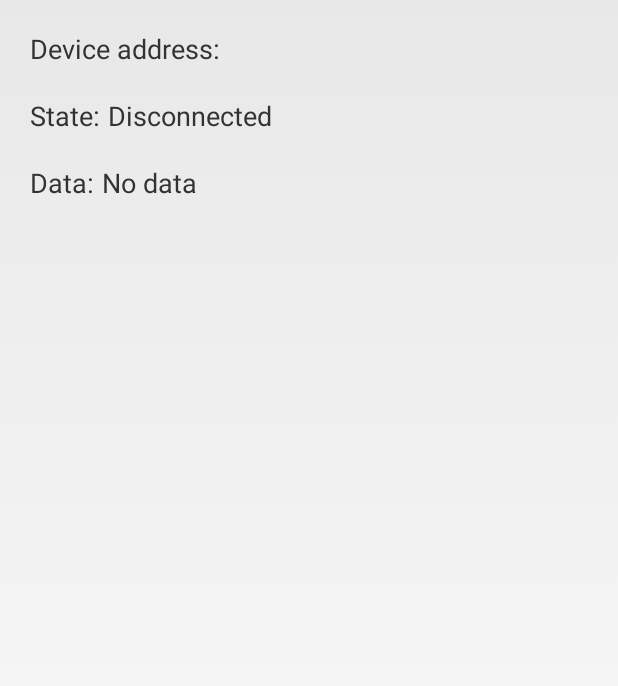
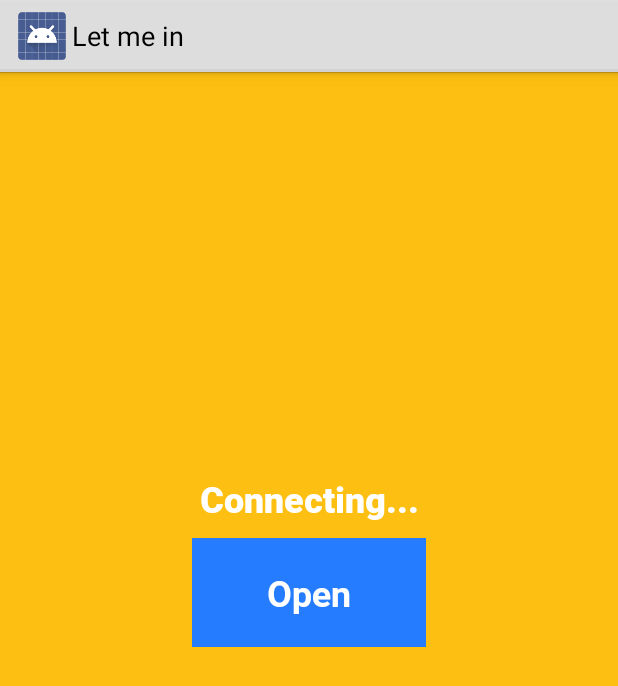
Before and after one commit to Raznyy/LetMeIn, an Android app: the layout gatt_services_characteristics.xml on its own in the app's theme, with its tools: preview values and no code run, on a phone screen of 412 x 824 dp. Shown: the top 686 px of the screen. Run offline under Robolectric (Android 15) with nearby library versions, the light colour scheme and no system bars.

Commit message:
Styling app & Fixing bugs

```diff
--- a/Android App Base Example/Application/src/main/java/com/example/android/bluetoothlegatt/BluetoothLeService.java
+++ b/Android App Base Example/Application/src/main/java/com/example/android/bluetoothlegatt/BluetoothLeService.java
@@ -85,7 +85,9 @@ public class BluetoothLeService extends Service {
         }
 
         @Override
-        public void onServicesDiscovered(BluetoothGatt gatt, int status) {
+        public void onServicesDiscovered(BluetoothGatt gatt, int status)
+        {
+            Log.e(TAG, "SERVICEES DISCOVERED " );
             if (status == BluetoothGatt.GATT_SUCCESS)
             {
                 for (BluetoothGattService gattService : gatt.getServices())
--- a/Android App Base Example/Application/src/main/java/com/example/android/bluetoothlegatt/SampleGattAttributes.java
+++ b/Android App Base Example/Application/src/main/java/com/example/android/bluetoothlegatt/SampleGattAttributes.java
@@ -16,10 +16,6 @@ public class SampleGattAttributes {
     public static String PIN_CHECK = "c0d86de0-f0e1-4935-af1a-daff2b3911d8";
 
     static {
-        // Sample Services.
-        //attributes.put("0000180d-0000-1000-8000-00805f9b34fb", "Heart Rate Service");
-        //attributes.put("0000180a-0000-1000-8000-00805f9b34fb", "Device Information Service");
-        // Sample Characteristics.
         attributes.put(ACTION_USER_CHECK_SERVICE, ACTION_READ_CHARACTERISTIC_CONFIG);
         attributes.put(ACTION_USER_CHECK_SERVICE, WRITE_CHARACTERISTICS);
         attributes.put(ACTION_USER_CHECK_SERVICE, PIN_CHECK);
--- a/Android App Base Example/Application/src/main/res/layout/gatt_services_characteristics.xml
+++ b/Android App Base Example/Application/src/main/res/layout/gatt_services_characteristics.xml
@@ -14,60 +14,118 @@
      limitations under the License.
 -->
 <LinearLayout xmlns:android="http://schemas.android.com/apk/res/android"
+    xmlns:app="http://schemas.android.com/apk/res-auto"
+    android:id="@+id/connectionLayout"
+    android:layout_width="match_parent"
+    android:layout_height="match_parent"
+    android:background="#FDC012"
     android:orientation="vertical"
+    android:gravity="center"
+    >
+
+    <TextView
+        android:id="@+id/connectionStatus"
         android:layout_width="match_parent"
         android:layout_height="wrap_content"
-        android:layout_margin="10dp">
+        android:layout_margin="10dp"
+        android:fontFamily="@font/robotoblack"
+        android:gravity="center"
+        android:text="Connecting..."
+        android:textAlignment="center"
+        android:textColor="#FFFFFF"
+        android:textSize="24sp" />
 
-    <LinearLayout android:orientation="horizontal"
+    <Button
+        android:id="@+id/unlockButton"
+        android:layout_width="wrap_content"
+        android:layout_height="wrap_content"
+        android:fontFamily="@font/robotobold"
+        android:text="Open"
+        android:paddingTop="20dp"
+        android:paddingBottom="20dp"
+        android:paddingLeft="50dp"
+        android:paddingRight="50dp"
+        android:textColor="#FFFFFF"
+        android:background="#267CFF"
+        android:textSize="24sp" />
+
+    <LinearLayout
         android:layout_width="match_parent"
         android:layout_height="wrap_content"
-                  android:layout_margin="10dp">
-        <TextView android:layout_width="wrap_content"
+        android:layout_margin="10dp"
+        android:orientation="horizontal"
+        android:visibility="invisible">
+
+        <TextView
+            android:layout_width="wrap_content"
             android:layout_height="wrap_content"
             android:text="@string/label_device_address"
-                  android:textSize="18sp"/>
-        <Space android:layout_width="5dp"
-               android:layout_height="wrap_content"/>
-        <TextView android:id="@+id/device_address"
+            android:textSize="18sp" />
+
+        <Space
+            android:layout_width="5dp"
+            android:layout_height="wrap_content" />
+
+        <TextView
+            android:id="@+id/device_address"
             android:layout_width="match_parent"
             android:layout_height="wrap_content"
-                android:textSize="18sp"/>
+            android:textSize="18sp" />
     </LinearLayout>
-    <LinearLayout android:orientation="horizontal"
+
+    <LinearLayout
         android:layout_width="match_parent"
         android:layout_height="wrap_content"
-                  android:layout_margin="10dp">
-        <TextView android:layout_width="wrap_content"
+        android:layout_margin="10dp"
+        android:orientation="horizontal"
+        android:visibility="invisible">
+
+        <TextView
+            android:layout_width="wrap_content"
             android:layout_height="wrap_content"
             android:text="@string/label_state"
-                  android:textSize="18sp"/>
-        <Space android:layout_width="5dp"
-               android:layout_height="wrap_content"/>
-        <TextView android:id="@+id/connection_state"
+            android:textSize="18sp" />
+
+        <Space
+            android:layout_width="5dp"
+            android:layout_height="wrap_content" />
+
+        <TextView
+            android:id="@+id/connection_state"
             android:layout_width="match_parent"
             android:layout_height="wrap_content"
             android:text="@string/disconnected"
-                  android:textSize="18sp"/>
+            android:textSize="18sp" />
     </LinearLayout>
-    <LinearLayout android:orientation="horizontal"
+
+    <LinearLayout
         android:layout_width="match_parent"
         android:layout_height="wrap_content"
-                  android:layout_margin="10dp">
-        <TextView android:layout_width="wrap_content"
+        android:layout_margin="10dp"
+        android:orientation="horizontal"
+        android:visibility="invisible">
+
+        <TextView
+            android:layout_width="wrap_content"
             android:layout_height="wrap_content"
             android:text="@string/label_data"
-                  android:textSize="18sp"/>
-        <Space android:layout_width="5dp"
-               android:layout_height="wrap_content"/>
-        <TextView android:id="@+id/data_value"
+            android:textSize="18sp" />
+
+        <Space
+            android:layout_width="5dp"
+            android:layout_height="wrap_content" />
+
+        <TextView
+            android:id="@+id/data_value"
             android:layout_width="match_parent"
             android:layout_height="wrap_content"
             android:text="@string/no_data"
-                  android:textSize="18sp"/>
+            android:textSize="18sp" />
     </LinearLayout>
 
-    <ExpandableListView android:id="@+id/gatt_services_list"
+    <ExpandableListView
+        android:id="@+id/gatt_services_list"
         android:layout_width="match_parent"
-            android:layout_height="wrap_content"/>
+        android:layout_height="wrap_content"
+        android:visibility="invisible" />
 </LinearLayout>
--- a/Android App Base Example/Application/src/main/res/layout/pin_alert.xml
+++ b/Android App Base Example/Application/src/main/res/layout/pin_alert.xml
@@ -9,9 +9,10 @@
         android:layout_height="wrap_content"
         android:cursorVisible="false"
         android:digits="1234567890"
+        android:fontFamily="@font/robotobold"
         android:inputType="number"
         android:maxLength="4"
         android:textIsSelectable="true"
-        android:textSize="20sp" />
+        android:textSize="24sp" />
 
 </LinearLayout>
--- a/Android App Base Example/Application/src/main/res/values/template-styles.xml
+++ b/Android App Base Example/Application/src/main/res/values/template-styles.xml
@@ -23,6 +23,8 @@
     <style name="Theme.Sample" parent="Theme.Base" />
 
     <style name="AppTheme" parent="Theme.Sample" />
+
+
     <!-- Widget styling -->
 
     <style name="Widget" />
```
Also changed, not shown: Android App Base Example/Application/src/main/AndroidManifest.xml (+4 -6 lines), Android App Base Example/Application/src/main/java/com/example/android/bluetoothlegatt/DeviceControlActivity.java (+81 -7 lines), Android App Base Example/Application/src/main/java/com/example/android/bluetoothlegatt/DeviceScanActivity.java (+21 -10 lines), Android App Base Example/Application/src/main/java/com/example/android/bluetoothlegatt/MainActivity.java (deleted, +0 -39 lines), Android App Base Example/Application/src/main/res/layout/activity_main.xml (deleted, +0 -44 lines), Android App Base Example/Application/src/main/res/layout/device_scan_layout.xml (deleted, +0 -7 lines), Android App Base Example/Application/src/main/res/layout/listitem_device.xml (+27 -12 lines), Android App Base Example/Application/src/main/res/menu/gatt_services.xml (+12 -3 lines), Android App Base Example/Application/src/main/res/menu/main.xml (+16 -6 lines), Android App Base Example/Application/src/main/res/drawable-hdpi/bluetooth.png (added), 165 other files. Lines whose indentation alone changed are shown as unchanged.
